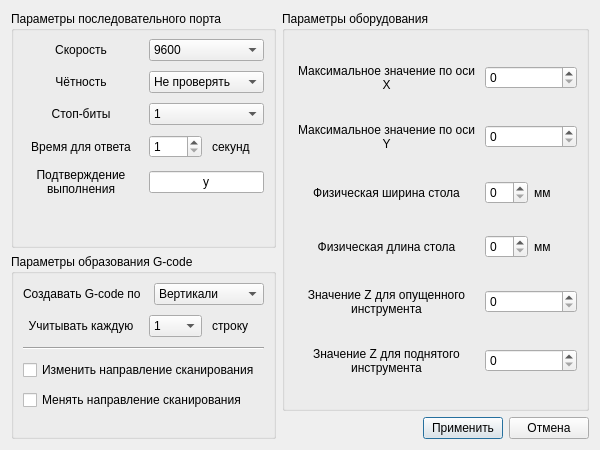
Above: ui/settings.ui from vladislick/CNCRun before the change. Below: the same form after it.
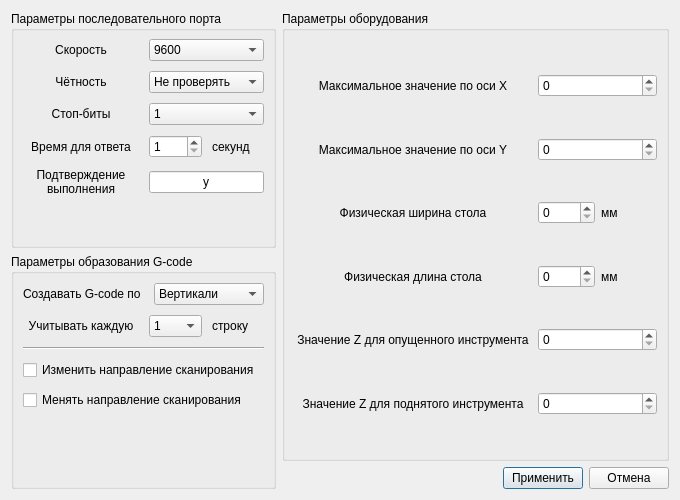
That is the form after the change.

Patch:
```diff
--- a/ui/settings.ui
+++ b/ui/settings.ui
@@ -6,14 +6,14 @@
    <rect>
     <x>0</x>
     <y>0</y>
-    <width>600</width>
-    <height>450</height>
+    <width>680</width>
+    <height>500</height>
    </rect>
   </property>
   <property name="minimumSize">
    <size>
-    <width>600</width>
-    <height>450</height>
+    <width>680</width>
+    <height>500</height>
    </size>
   </property>
   <property name="windowTitle">
```
